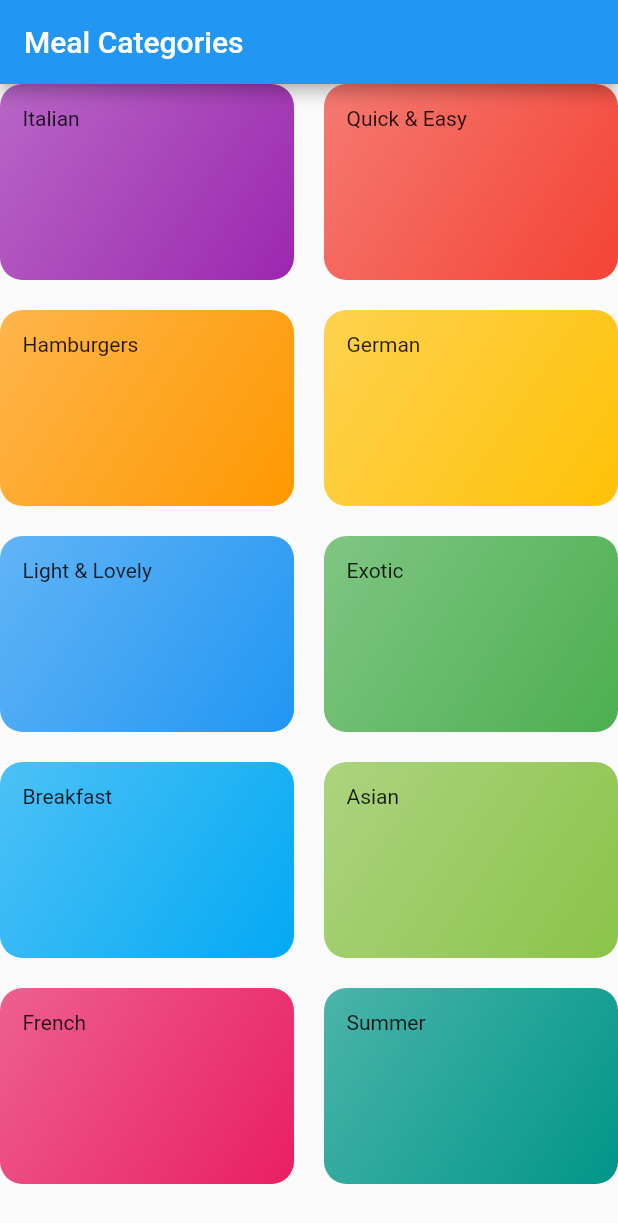
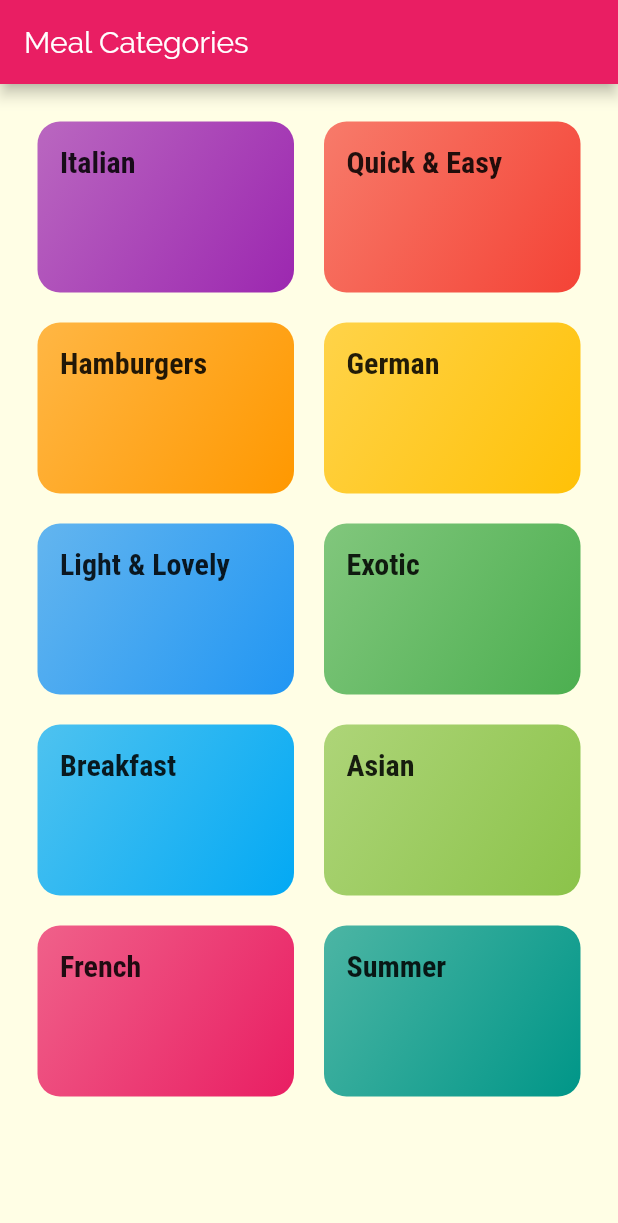
Before and after one commit to yaser-eftekhari/flutter-meal_app, a Flutter app: the screen it shows after launch, on a phone screen of 412 x 824 dp. Shown: the top 1223 px of the screen. Run offline on Flutter 3.47's test engine with Material 2 defaults, Android fonts, the phone set to English and light mode, and no system bars.

Commit message:
styling the category items

```diff
--- a/lib/categories_screen.dart
+++ b/lib/categories_screen.dart
@@ -11,6 +11,7 @@ class CategoriesScreen extends StatelessWidget {
     return Scaffold(
       appBar: AppBar(title: const Text("Meal Categories"),),
       body: GridView(
+        padding: const EdgeInsets.all(25),
         children: DUMMY_CATEGORIES
             .map((category) => CategoryItem(
                   color: category.color,
--- a/lib/category_item.dart
+++ b/lib/category_item.dart
@@ -13,7 +13,7 @@ class CategoryItem extends StatelessWidget {
   Widget build(BuildContext context) {
     return Container(
       padding: const EdgeInsets.all(15),
-      child: Text(title),
+      child: Text(title, style: Theme.of(context).textTheme.headline6,),
       decoration: BoxDecoration(
         gradient: LinearGradient(
           colors: [
--- a/lib/main.dart
+++ b/lib/main.dart
@@ -11,7 +11,23 @@ class MyApp extends StatelessWidget {
       debugShowCheckedModeBanner: false,
       title: 'DeliMeals',
       theme: ThemeData(
-        primarySwatch: Colors.blue,
+        primarySwatch: Colors.pink,
+        accentColor: Colors.amber,
+        canvasColor: Color.fromRGBO(255, 254, 229, 1),
+        fontFamily: "Raleway",
+        textTheme: ThemeData.light().textTheme.copyWith(
+              bodyText2: TextStyle(
+                color: Color.fromRGBO(20, 51, 51, 1),
+              ),
+              bodyText1: TextStyle(
+                color: Color.fromRGBO(20, 51, 51, 1),
+              ),
+              headline6: TextStyle(
+                fontFamily: "RobotoCondensed",
+                fontSize: 20,
+                fontWeight: FontWeight.bold,
+              ),
+            ),
       ),
       home: CategoriesScreen(),
     );
```
Also changed, not shown: pubspec.yaml (+17 -11 lines), assets/fonts/Raleway-Black.ttf (added), assets/fonts/Raleway-Bold.ttf (added), assets/fonts/Raleway-Regular.ttf (added), assets/fonts/RobotoCondensed-Bold.ttf (added), assets/fonts/RobotoCondensed-Italic.ttf (added), assets/fonts/RobotoCondensed-Light.ttf (added), assets/fonts/RobotoCondensed-Regular.ttf (added).
